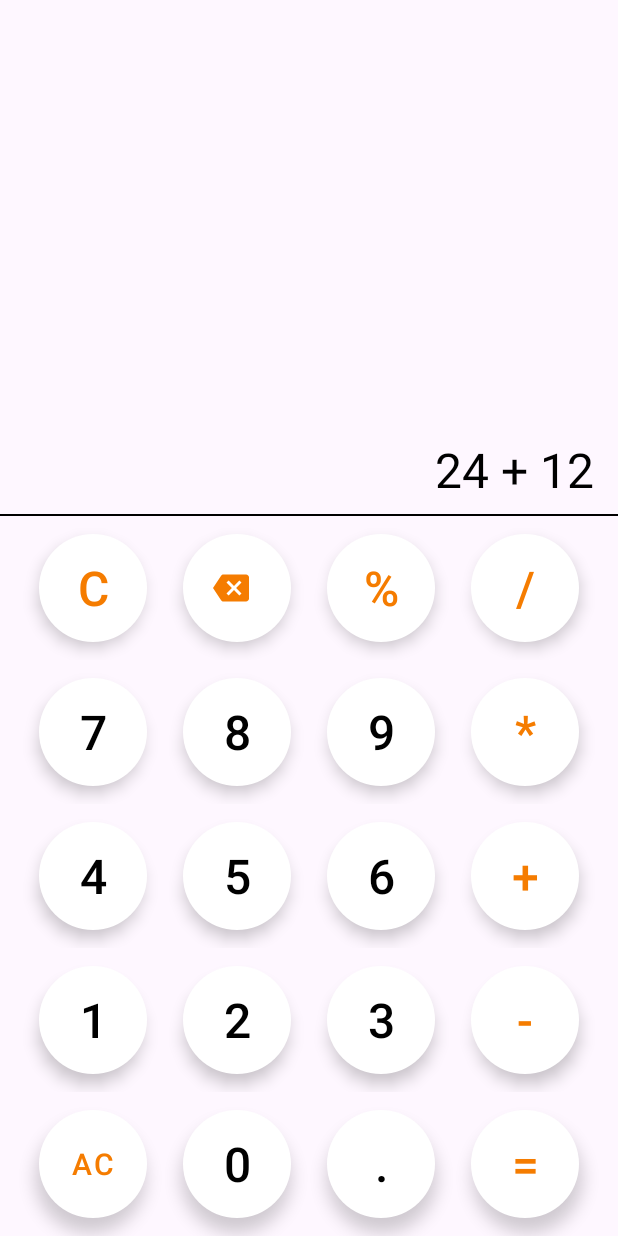
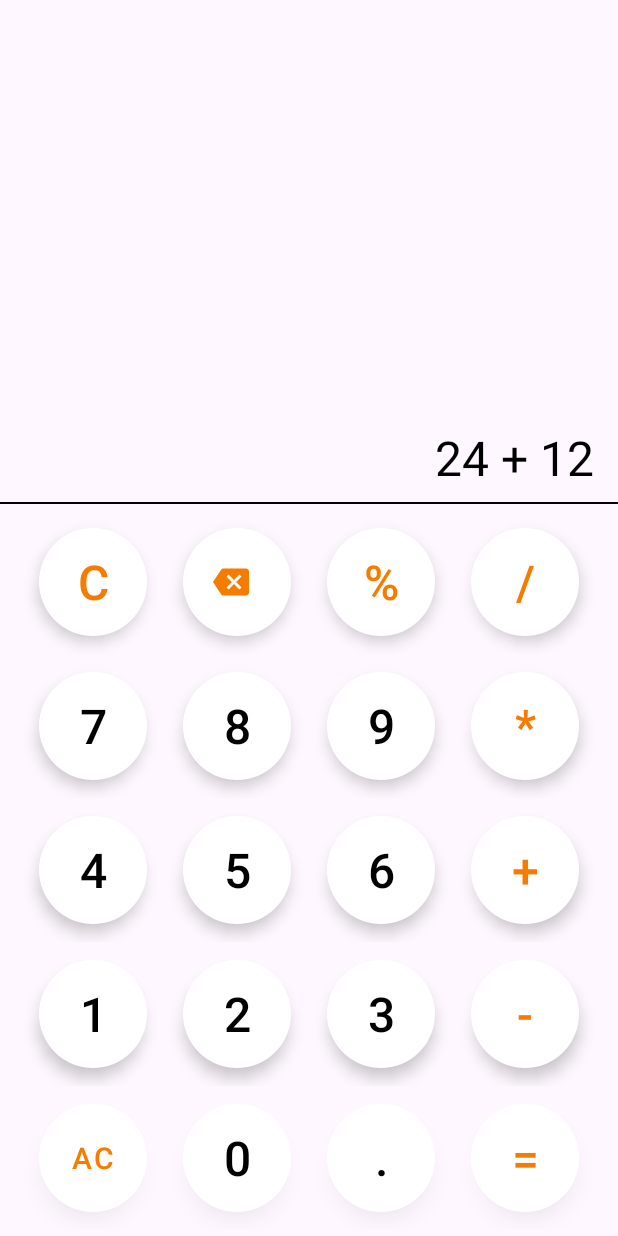
Before and after one commit to dev-satyamthakur/Basic-Calculator, an Android app: the screen it shows after launch (MainActivity), on a phone screen of 412 x 824 dp. Run offline under Robolectric (Android 15) with nearby library versions, the phone set to English and light mode, and no system bars.

```diff
--- a/app/build.gradle
+++ b/app/build.gradle
@@ -30,6 +30,10 @@ android {
     kotlinOptions {
         jvmTarget = '1.8'
     }
+
+    buildFeatures {
+        viewBinding true
+    }
 }
 
 dependencies {
--- a/app/src/main/res/layout/activity_main.xml
+++ b/app/src/main/res/layout/activity_main.xml
@@ -43,6 +43,7 @@
         android:id="@+id/view"
         android:layout_width="match_parent"
         android:layout_height="1dp"
+        android:layout_marginBottom="4dp"
         android:background="@color/black"
         app:layout_constraintBottom_toTopOf="@+id/linearLayout" />
 
@@ -51,6 +52,7 @@
         android:layout_width="match_parent"
         android:layout_height="wrap_content"
         android:orientation="vertical"
+        android:layout_marginBottom="4dp"
         app:layout_constraintBottom_toBottomOf="parent"
         app:layout_constraintEnd_toEndOf="parent"
         app:layout_constraintStart_toStartOf="parent">
```
